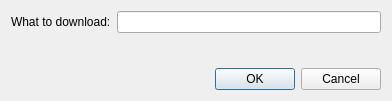
0xd34df00d/leechcraft, file src/commonjobadder.ui: the form before one commit.
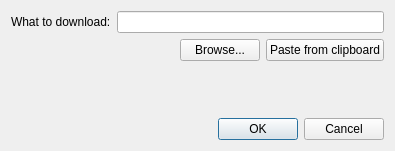
The form after the commit. Icons and pictures are not drawn.

Commit message: + Watch clipboard for addable tasks.

The edit to the form file:
```diff
--- a/src/commonjobadder.ui
+++ b/src/commonjobadder.ui
@@ -5,8 +5,8 @@
    <rect>
     <x>0</x>
     <y>0</y>
-    <width>392</width>
-    <height>101</height>
+    <width>395</width>
+    <height>151</height>
    </rect>
   </property>
   <property name="windowTitle" >
@@ -30,6 +30,37 @@
      </item>
     </layout>
    </item>
+   <item>
+    <layout class="QHBoxLayout" >
+     <item>
+      <spacer>
+       <property name="orientation" >
+        <enum>Qt::Horizontal</enum>
+       </property>
+       <property name="sizeHint" >
+        <size>
+         <width>40</width>
+         <height>20</height>
+        </size>
+       </property>
+      </spacer>
+     </item>
+     <item>
+      <widget class="QPushButton" name="Browse_" >
+       <property name="text" >
+        <string>Browse...</string>
+       </property>
+      </widget>
+     </item>
+     <item>
+      <widget class="QPushButton" name="Paste_" >
+       <property name="text" >
+        <string>Paste from clipboard</string>
+       </property>
+      </widget>
+     </item>
+    </layout>
+   </item>
    <item>
     <spacer>
      <property name="orientation" >
```
The commit also changes 6 other files.
